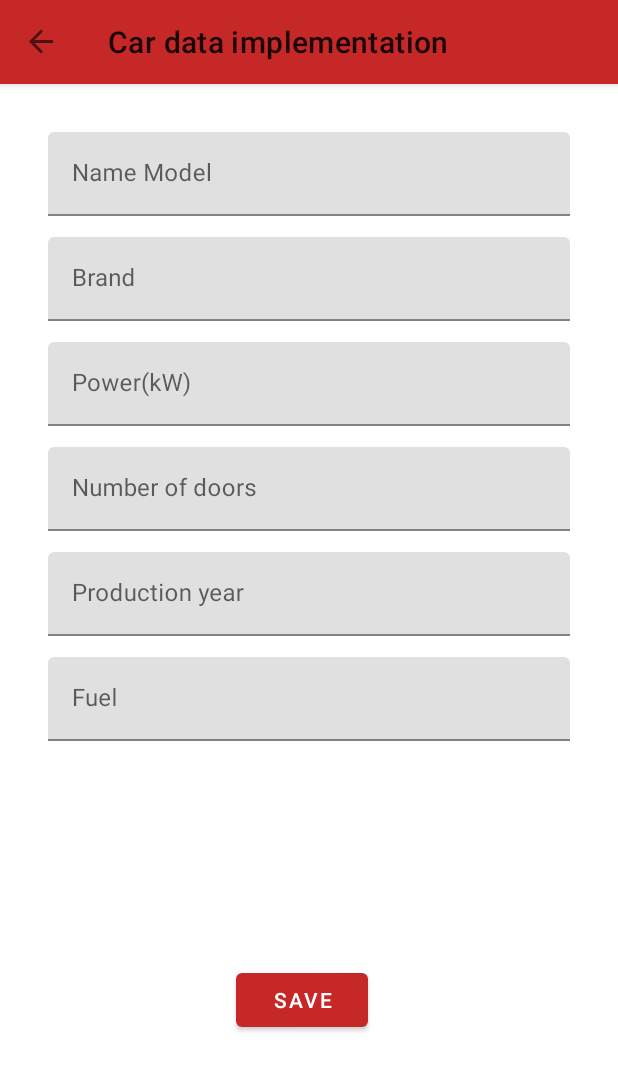
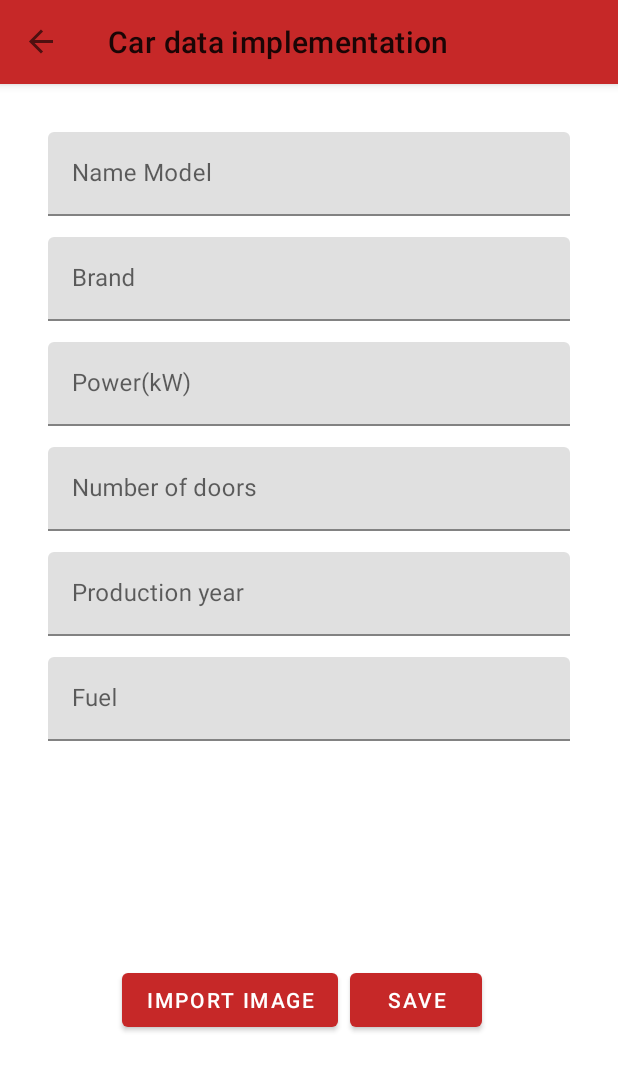
Before and after one commit to Apocalixs-Nick/MyCar, an Android app: the screen it shows after launch (MainActivity), after a tap on an icon or button, on a phone screen of 412 x 824 dp. Shown: the top 1071 px of the screen. Run offline under Robolectric (Android 15) with nearby library versions, the phone set to English and light mode, and no system bars; our stand-ins replace Room's generated code, navigation-ui.

Commit message:
Adding images within the db, inserting and editing them

```diff
--- a/app/src/main/AndroidManifest.xml
+++ b/app/src/main/AndroidManifest.xml
@@ -2,6 +2,7 @@
 <manifest xmlns:android="http://schemas.android.com/apk/res/android"
     xmlns:tools="http://schemas.android.com/tools"
     package="com.example.mycar">
+    <uses-permission android:name="android.permission.READ_EXTERNAL_STORAGE"/>
 
     <application
         android:name = ".BaseApplication"
--- a/app/src/main/java/com/example/mycar/model/MyCar.kt
+++ b/app/src/main/java/com/example/mycar/model/MyCar.kt
@@ -19,5 +19,7 @@ data class MyCar (
     @ColumnInfo(name = "fuel")
     val fuel: String,
     @ColumnInfo(name = "production_year")
-    val productionYear: Int
+    val productionYear: Int,
+    @ColumnInfo(name = "image", typeAffinity = ColumnInfo.BLOB)
+    val image: ByteArray
 )
--- a/app/src/main/java/com/example/mycar/ui/viewmodel/CarViewModel.kt
+++ b/app/src/main/java/com/example/mycar/ui/viewmodel/CarViewModel.kt
@@ -1,5 +1,6 @@
 package com.example.mycar.ui.viewmodel
 
+import android.graphics.Bitmap
 import android.util.Log
 import androidx.lifecycle.*
 import com.example.mycar.data.MyCarDao
@@ -7,6 +8,7 @@ import com.example.mycar.model.MyCar
 import kotlinx.coroutines.CoroutineScope
 import kotlinx.coroutines.Dispatchers
 import kotlinx.coroutines.launch
+import java.io.ByteArrayOutputStream
 
 class CarViewModel(private val myCarDao: MyCarDao) : ViewModel() {
 
@@ -19,10 +21,11 @@ class CarViewModel(private val myCarDao: MyCarDao) : ViewModel() {
         power: String,
         numberDoors: String,
         fuel: String,
-        productionYear: String
+        productionYear: String,
+        //image: ByteArray
     ): Boolean {
 
-        if ((name.isBlank() || brand.isBlank() || power.isBlank() || fuel.isBlank() || numberDoors.isBlank() || productionYear.isBlank() )) {
+        if ((name.isBlank() || brand.isBlank() || power.isBlank() || fuel.isBlank() || numberDoors.isBlank() || productionYear.isBlank() /*|| image.isEmpty()*/)) {
             return false
         }
         return true
@@ -38,13 +41,22 @@ class CarViewModel(private val myCarDao: MyCarDao) : ViewModel() {
     /**
      * Function for add a new car
      */
-    fun addCar(name: String, brand: String, power: String, fuel: String, numberDoors: String, productionYear: String) {
-
+    fun addCar(
+        name: String,
+        brand: String,
+        power: String,
+        fuel: String,
+        numberDoors: String,
+        productionYear: String,
+        image: Bitmap
+    ) {
+//image = image.toByteArray()
         val car = MyCar(
             name = name,
             brand = brand,
             power = power.toInt(),
             fuel = fuel,
+            image = image.toByteArray(),
             numberDoors = numberDoors.toInt(),
             productionYear = productionYear.toInt()
         )
@@ -68,9 +80,10 @@ class CarViewModel(private val myCarDao: MyCarDao) : ViewModel() {
         power: String,
         fuel: String,
         numberDoors: String,
-        productionYear: String
+        productionYear: String,
+        image: Bitmap
     ) {
-
+//image = image.toByteArray()
         val car = MyCar(
             id = id,
             name = name,
@@ -78,7 +91,8 @@ class CarViewModel(private val myCarDao: MyCarDao) : ViewModel() {
             power = power.toInt(),
             fuel = fuel,
             numberDoors = numberDoors.toInt(),
-            productionYear = productionYear.toInt()
+            productionYear = productionYear.toInt(),
+            image = image.toByteArray()
         )
 
         viewModelScope.launch(Dispatchers.IO) {
@@ -94,7 +108,6 @@ class CarViewModel(private val myCarDao: MyCarDao) : ViewModel() {
             myCarDao.delete(car)
         }
     }
-
 
     /*fun isValidEntryInt(power: Int, numberDoors: Int, productionYear: Int): Boolean {
         var state: Boolean
@@ -116,6 +129,12 @@ class CarViewModel(private val myCarDao: MyCarDao) : ViewModel() {
 }
 
 
+private fun Bitmap.toByteArray(quality: Int = 50): ByteArray {
+    val stream = ByteArrayOutputStream()
+    compress(Bitmap.CompressFormat.JPEG, quality, stream)
+    return stream.toByteArray()
+}
+
 class CarViewModelFactory(private val myCarDao: MyCarDao) :
     ViewModelProvider.Factory {
     override fun <T : ViewModel> create(modelClass: Class<T>): T {
--- a/app/src/main/res/layout/fragment_add_car.xml
+++ b/app/src/main/res/layout/fragment_add_car.xml
@@ -110,7 +110,33 @@
 
     </com.google.android.material.textfield.TextInputLayout>
 
+
     <LinearLayout
+        android:id="@+id/linearLayout2"
+        android:layout_width="200dp"
+        android:layout_height="157dp"
+        android:layout_marginTop="350dp"
+        android:gravity="center"
+        android:orientation="horizontal"
+        app:layout_anchor="@+id/linearLayout"
+        app:layout_anchorGravity="center"
+        app:layout_constraintEnd_toEndOf="parent"
+        app:layout_constraintStart_toStartOf="parent"
+        app:layout_constraintTop_toBottomOf="@id/fuel_car_label">
+
+        <ImageView
+            android:id="@+id/preview_image"
+            android:layout_width="200dp"
+            android:layout_height="120dp"
+            android:importantForAccessibility="no"
+            app:layout_constraintBottom_toTopOf="@+id/fuel_car_label"
+            app:layout_constraintStart_toStartOf="@+id/import_image"
+            app:layout_constraintTop_toBottomOf="@+id/import_image" />
+
+    </LinearLayout>
+
+    <LinearLayout
+        android:id="@+id/linearLayout"
         android:layout_width="347dp"
         android:layout_height="258dp"
         android:layout_marginTop="350dp"
@@ -119,6 +145,14 @@
         app:layout_constraintEnd_toEndOf="parent"
         app:layout_constraintStart_toStartOf="parent"
         app:layout_constraintTop_toBottomOf="@id/fuel_car_label">
+
+        <com.google.android.material.button.MaterialButton
+            android:id="@+id/img_btn"
+            android:layout_width="wrap_content"
+            android:layout_height="wrap_content"
+            android:layout_marginTop="100dp"
+            android:layout_marginEnd="8dp"
+            android:text="@string/import_image" />
 
         <com.google.android.material.button.MaterialButton
             android:id="@+id/save_btn"
--- a/app/src/main/res/values/strings.xml
+++ b/app/src/main/res/values/strings.xml
@@ -16,4 +16,5 @@
     <string name="yes">Yes</string>
     <string name="edit_fragment_title">Edit Car</string>
     <string name="add_car">Add Car</string>
+    <string name="import_image">Import image</string>
 </resources>
```
Also changed, not shown: app/src/main/java/com/example/mycar/ui/fragment/AddCarFragment.kt (+73 -6 lines), app/src/main/java/com/example/mycar/ui/fragment/CarDetailFragment.kt (+16 -2 lines), app/src/main/res/layout/fragment_car_detail.xml (+11 -0 lines).
